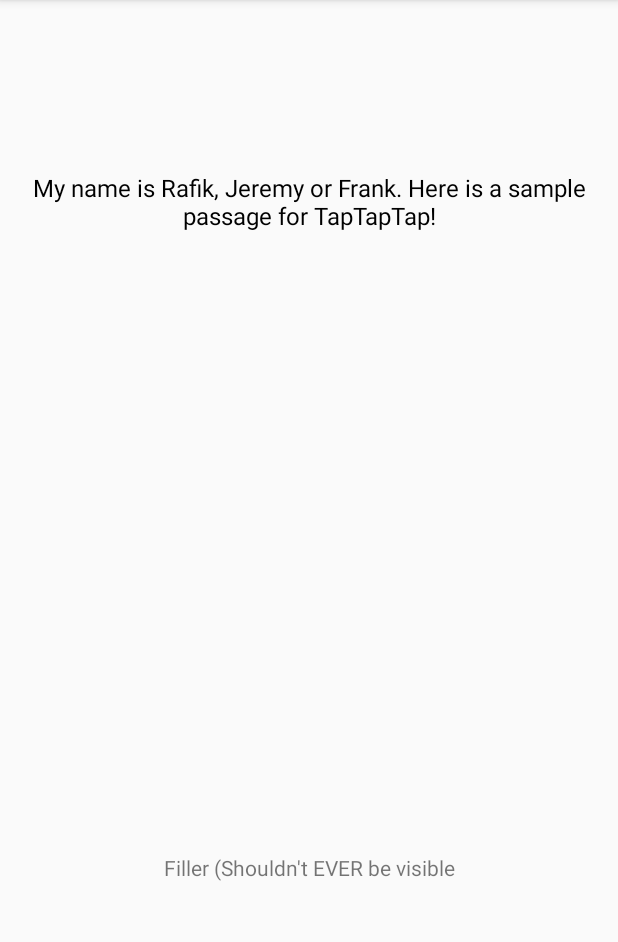
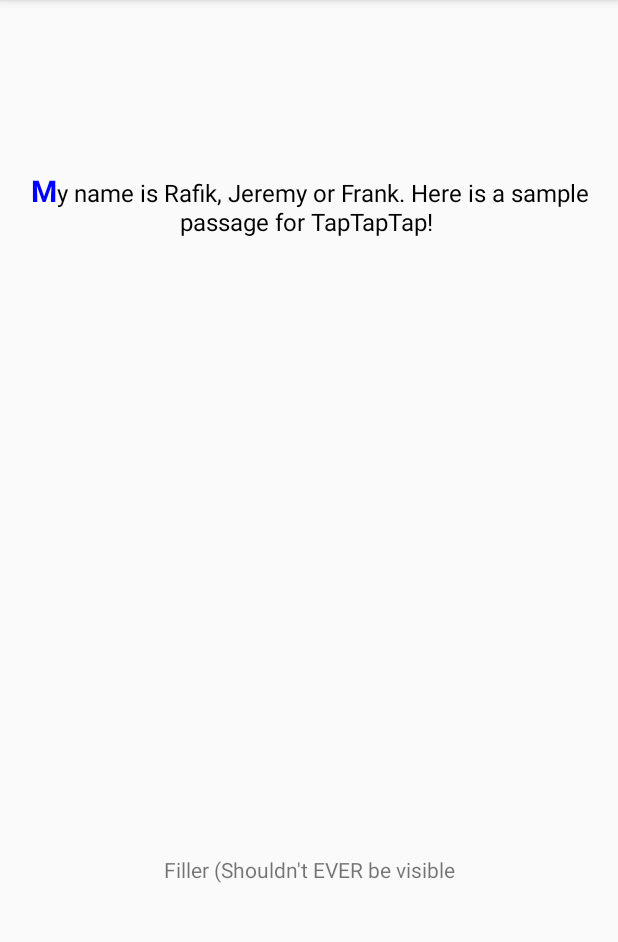
Before and after one commit to jeremy-wenzel/Tap-Tap-Tap, an Android app: the screen it shows after launch (TapActivity), on a phone screen of 412 x 824 dp, the part 84-1026 px from its top. Run offline under Robolectric (Android 15) with nearby library versions, the phone set to English and light mode, and no system bars.

Commit message:
made bolded highlighted letters

```diff
--- a/TapTapTap/app/src/main/java/cs371m/taptaptap/TapActivity.java
+++ b/TapTapTap/app/src/main/java/cs371m/taptaptap/TapActivity.java
@@ -4,6 +4,7 @@ import android.os.Bundle;
 import android.support.v7.app.AppCompatActivity;
 import android.text.Editable;
 import android.text.Html;
+import android.text.Spannable;
 import android.text.TextWatcher;
 import android.util.Log;
 import android.view.KeyEvent;
@@ -43,6 +44,8 @@ public class TapActivity extends AppCompatActivity {
         paragraphView = (TextView) findViewById(R.id.paragraph_view);
         inputField = (EditText) findViewById(R.id.input_view);
 
+        TextView Highlighter = (TextView)findViewById(R.id.paragraph_view);
+
         // Put paragraph into the wordList
         for (int i = 0; i < correctWords.length; i++)
             wordList.add(new WordNode(correctWords[i]));
@@ -52,6 +55,7 @@ public class TapActivity extends AppCompatActivity {
         // Set the first value to appear on screen
         wordList.get(0).updateUserWord("", false);
         updateParagraphText();
+        Spannable spanText = Spannable.Factory.getInstance().newSpannable(wordList.get(0).getCorrectWord());
 
         // input listener
         inputField.addTextChangedListener(new TextWatcher() {
@@ -68,8 +72,6 @@ public class TapActivity extends AppCompatActivity {
             public void afterTextChanged(Editable s) {
                 Log.d(TAG, "In afterTextChanged");
                 if (numWordsTyped >= numWordsTotal) {
-                    //inputField.setEnabled(false);
-                    //inputField.setText("Completed Paragraph!");
                     return;
                 }
                 String str = s.toString();
@@ -118,7 +120,7 @@ public class TapActivity extends AppCompatActivity {
      * Updates the paragraph view with the appropriate coloring and words
      */
     protected void updateParagraphText() {
-        paragraphView.setText(Html.fromHtml(buildParagraph(wordList)));
+        paragraphView.setText(Html.fromHtml(buildParagraph(wordList)), TextView.BufferType.SPANNABLE);
     }
 
     /**
@@ -141,6 +143,7 @@ public class TapActivity extends AppCompatActivity {
                 toReturn.append(" " + list.get(i).getColoredIWord());
             else
                 toReturn.append(" " + list.get(i).getColoredCWord());
+        toReturn.append(" ");
 
         return toReturn.toString();
     }
--- a/TapTapTap/app/src/main/java/cs371m/taptaptap/WordColorer.java
+++ b/TapTapTap/app/src/main/java/cs371m/taptaptap/WordColorer.java
@@ -13,6 +13,11 @@ public class WordColorer {
     protected final static String greenBegin = "<font color='#00FF00'>";
     protected final static String blackBegin = "<font color='#000000'>";
     protected final static String endTag = "</font>";
+    protected final static String blueBegin = "<font color='#0000FF'>";
+    protected final static String big = "<big>";
+    protected final static String endBig = "</big>";
+    protected final static String bold = "<b>";
+    protected final static String endBold = "</b>";
 
     private static WordColorer instance = new WordColorer();
 
@@ -31,6 +36,8 @@ public class WordColorer {
     public static String colorWordBlack ( String word ) {
         return blackBegin + word + endTag;
     }
+
+    public static String getHighlitedSpace(){ return "<u> </u>"; }
 
     private static String colorIncompleteWord ( String userWord, String correctWord ) {
         return colorLetters(userWord, correctWord);
@@ -54,6 +61,7 @@ public class WordColorer {
 
         // If the user word is less than the correct word, append black to returning word
         if (userWord.length() < correctWord.length()) {
+            toReturn.append(blueBegin + big + bold + correctWord.charAt(i++) + endBold + endBig +  endTag);
             toReturn.append(blackBegin);
             for (; i < correctWord.length(); ++i)
                 toReturn.append(correctWord.charAt(i));
```
